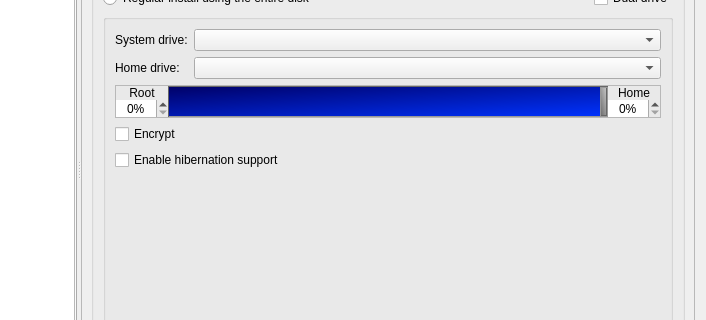
Old version of the form meinstall.ui in the repository gazelle-installer/gazelle-installer; both pictures show x 94 to 800 and y 131 to 451 of the 800 by 600 pixel window.
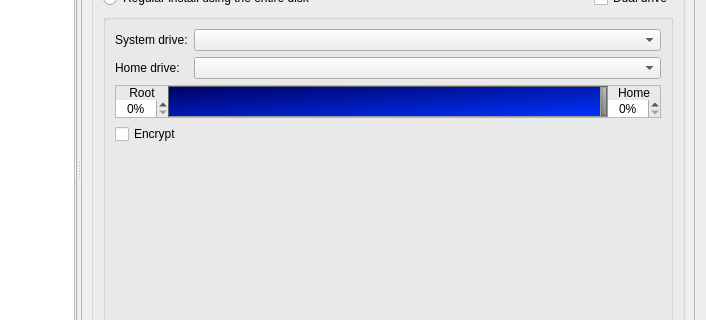
New version of the form. The open tabs and pages were chosen to show the change. Icons and pictures are not drawn. Custom widgets are drawn as their Qt base class.

Commit message: Removed hibernation check box from regular install.  - Was confusing and the question will be asked again later anyway.  - Blue slider label indicates hibernation will not be supported. Disable the layout builder menu item on drives that are too small. Fixed: segmentation fault when loading the layout builder. Fixed: slider controls in layout builder apply to the wrong drive.

What changed in the file:
```diff
--- a/meinstall.ui
+++ b/meinstall.ui
@@ -535,13 +535,6 @@
                    </property>
                   </widget>
                  </item>
-                 <item row="4" column="0" colspan="2">
-                  <widget class="QCheckBox" name="checkHibernationReg">
-                   <property name="text">
-                    <string>Enable hibernation support</string>
-                   </property>
-                  </widget>
-                 </item>
                 </layout>
                </widget>
               </item>
```
The commit also changes 4 other files.
